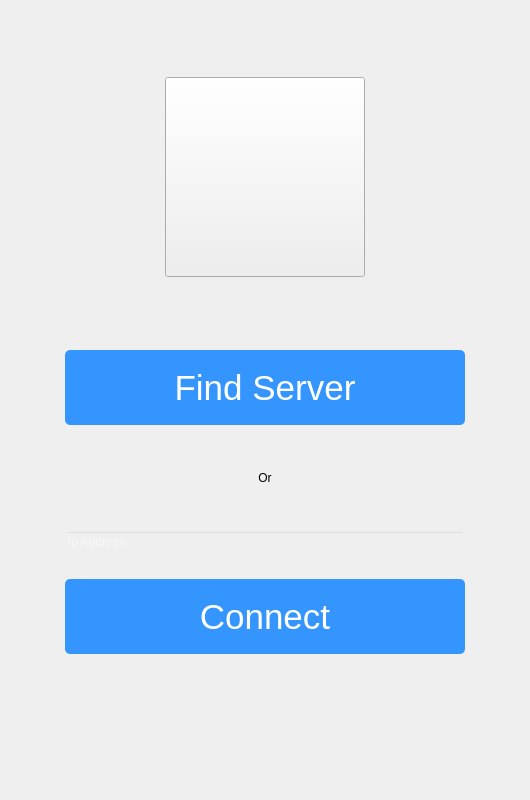
Above: widget/serverConnection/serverconnection.ui from Anmol-A-jain/Dyner-order-client before the change. Below: the same form after it.
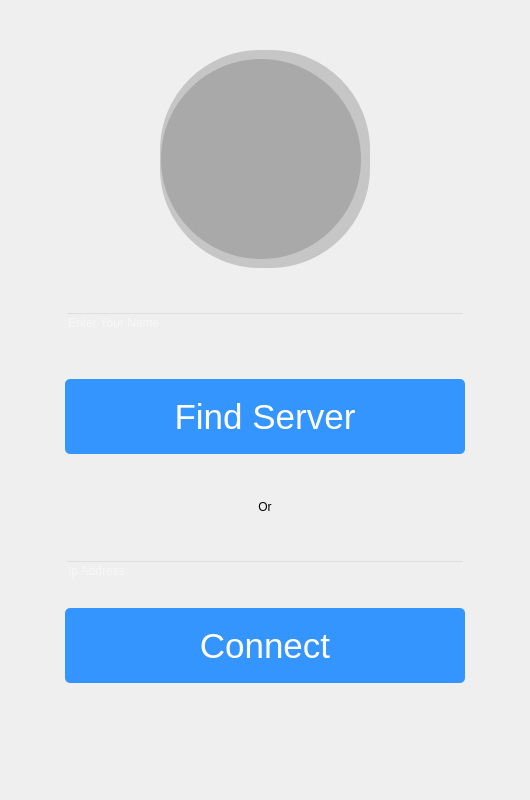
That is the form after the change. Icons and pictures are not drawn.

```diff
--- a/widget/serverConnection/serverconnection.ui
+++ b/widget/serverConnection/serverconnection.ui
@@ -46,6 +46,19 @@
       </spacer>
      </item>
      <item>
+      <widget class="QWidget" name="verticalWidget" native="true">
+       <property name="styleSheet">
+        <string notr="true">border-radius:100%;
+background-color: rgba(100, 100, 100,0.3);</string>
+       </property>
+       <layout class="QVBoxLayout" name="verticalLayout">
+        <property name="spacing">
+         <number>0</number>
+        </property>
+        <property name="leftMargin">
+         <number>1</number>
+        </property>
+        <item>
       <widget class="QPushButton" name="icon">
        <property name="minimumSize">
         <size>
@@ -61,6 +74,9 @@
        </property>
       </widget>
      </item>
+       </layout>
+      </widget>
+     </item>
      <item>
       <spacer name="horizontalSpacer_2">
        <property name="orientation">
@@ -93,7 +109,65 @@
     </spacer>
    </item>
    <item>
-    <layout class="QHBoxLayout" name="horizontalLayout_2"/>
+    <layout class="QHBoxLayout" name="horizontalLayout_2">
+     <item>
+      <spacer name="horizontalSpacer_7">
+       <property name="orientation">
+        <enum>Qt::Horizontal</enum>
+       </property>
+       <property name="sizeHint" stdset="0">
+        <size>
+         <width>40</width>
+         <height>20</height>
+        </size>
+       </property>
+      </spacer>
+     </item>
+     <item>
+      <widget class="QLineEdit" name="txtName">
+       <property name="minimumSize">
+        <size>
+         <width>400</width>
+         <height>0</height>
+        </size>
+       </property>
+       <property name="styleSheet">
+        <string notr="true">background-color: rgba(0, 0, 0, 0);;
+border-bottom: 2px solid rgb(97, 97, 97);
+color:white;</string>
+       </property>
+       <property name="placeholderText">
+        <string>Enter Your Name</string>
+       </property>
+      </widget>
+     </item>
+     <item>
+      <spacer name="horizontalSpacer_8">
+       <property name="orientation">
+        <enum>Qt::Horizontal</enum>
+       </property>
+       <property name="sizeHint" stdset="0">
+        <size>
+         <width>40</width>
+         <height>20</height>
+        </size>
+       </property>
+      </spacer>
+     </item>
+    </layout>
+   </item>
+   <item>
+    <spacer name="verticalSpacer_8">
+     <property name="orientation">
+      <enum>Qt::Vertical</enum>
+     </property>
+     <property name="sizeHint" stdset="0">
+      <size>
+       <width>20</width>
+       <height>40</height>
+      </size>
+     </property>
+    </spacer>
    </item>
    <item>
     <layout class="QHBoxLayout" name="horizontalLayout_3">
@@ -269,7 +343,7 @@
            </property>
            <property name="styleSheet">
             <string notr="true">background-color: rgba(0, 0, 0, 0);;
-border-bottom-color: rgb(97, 97, 97);
+border-bottom: 2px solid rgb(97, 97, 97);
 color:white;</string>
            </property>
            <property name="text">
```
Lines whose indentation alone changed are shown as unchanged.
